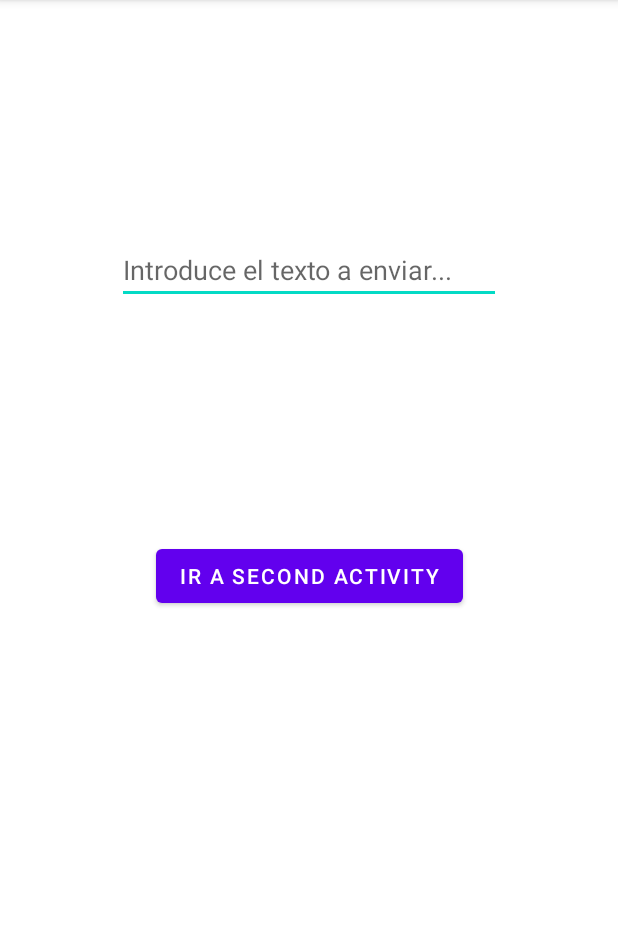
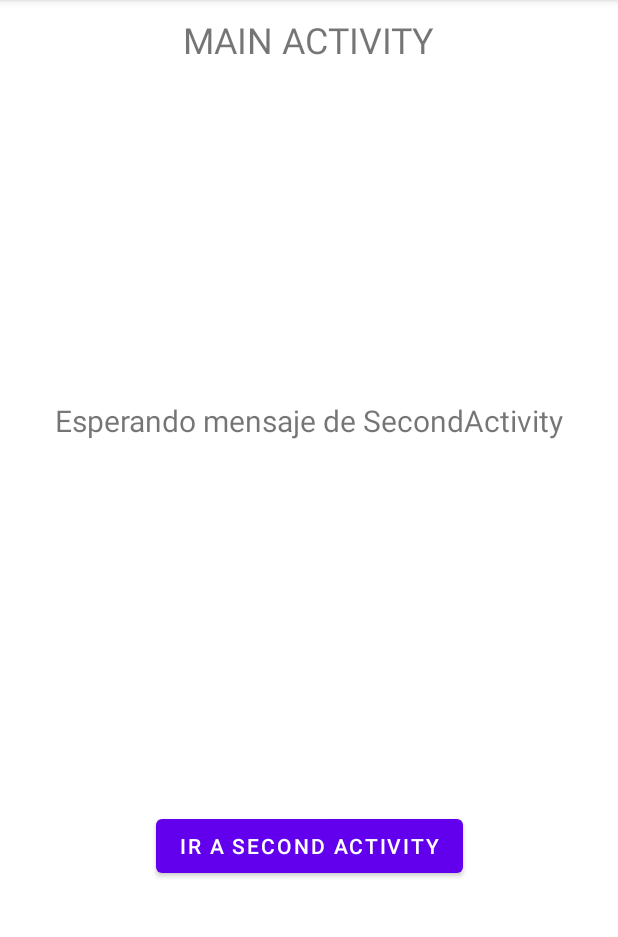
Before and after one commit to jotayc/TeoriaPMDM-22-23, an Android app: the screen it shows after launch (MainActivity), on a phone screen of 412 x 824 dp, the part 84-1021 px from its top. Run offline under Robolectric (Android 15) with nearby library versions, the phone set to English and light mode, and no system bars.

Commit message:
Finalizada explicación ActivityForResult

```diff
--- a/app/src/main/java/com/example/explicacionespmdm/MainActivity.java
+++ b/app/src/main/java/com/example/explicacionespmdm/MainActivity.java
@@ -1,5 +1,6 @@
 package com.example.explicacionespmdm;
 
+import androidx.annotation.Nullable;
 import androidx.appcompat.app.AppCompatActivity;
 
 import android.content.Intent;
@@ -8,6 +9,8 @@ import android.view.View;
 import android.widget.Button;
 import android.widget.EditText;
 import android.widget.TextView;
+
+import org.w3c.dom.Text;
 
 /**
  * Actividad Modificación de comunicación entre actividades B hacia A
@@ -20,16 +23,18 @@ import android.widget.TextView;
  */
 public class MainActivity extends AppCompatActivity {
 
-    EditText edTxtMain;
+    TextView txtVwMsg;
     Button btnMain;
 
+    //Todo 1.2 el número es indiferente pero no debe repetirse para otros request code
+    public static int RQ_SECOND_ACT = 0;
 
     @Override
     protected void onCreate(Bundle savedInstanceState) {
         super.onCreate(savedInstanceState);
         setContentView(R.layout.activity_main);
 
-        edTxtMain = (EditText) findViewById(R.id.edtxt_main);
+        txtVwMsg = (TextView) findViewById(R.id.txtVw_main);
         btnMain = (Button) findViewById(R.id.btn_main);
 
         btnMain.setOnClickListener(new View.OnClickListener() {
@@ -37,14 +42,40 @@ public class MainActivity extends AppCompatActivity {
             public void onClick(View view) {
                 Intent i = new Intent(MainActivity.this,SecondActivity.class);
 
-                String msg = edTxtMain.getText().toString();
-                if(msg != null && msg != "")
-                    i.putExtra("INFO", msg);
+                //Todo 1. Llamamos la variante del método que lanza la actividad que indica que esta
+                //Todo -> esta esperará un resultado.
 
-                startActivity(i);
+                // Todo 1.1 El segundo parametro "Request Code" se encargará de identificar de qué actividad
+                // Todo -> está recibiendo el mensaje.
+
+                startActivityForResult(i,RQ_SECOND_ACT);
             }
         });
 
 
     }
+
+    //Todo 3.1 Sobrecargamos el método onActivityResult
+    /**
+     * Método que recibe información de una actividad lanzada posteriormente
+     * @param requestCode Codigo que identifica qué actividad envía el mensaje.
+     * @param resultCode Código que identifica si el mensaje que ha recibido es correcto o no.
+     * @param data Contiene el mensaje.
+     */
+    @Override
+    protected void onActivityResult(int requestCode, int resultCode, @Nullable Intent data) {
+        super.onActivityResult(requestCode, resultCode, data);
+
+        //Todo 3.2 Usamos RQ_SECOND_ACT para saber si el mensaje proviene de la segunda actividad
+        if(requestCode == RQ_SECOND_ACT){
+            //Todo 3.3 Usamos RESULT_OK para saber si el mensaje que llega es el correcto.
+            if(resultCode==RESULT_OK){
+                //Todo 3.4 Extraemos la información del intent y lo usamos
+                String msg = data.getStringExtra("result");
+                txtVwMsg.setText(msg);
+            }
+
+        }
+
+    }
 }
--- a/app/src/main/res/layout/activity_main.xml
+++ b/app/src/main/res/layout/activity_main.xml
@@ -14,18 +14,31 @@
         app:layout_constraintBottom_toBottomOf="parent"
         app:layout_constraintEnd_toEndOf="parent"
         app:layout_constraintStart_toStartOf="parent"
-        app:layout_constraintTop_toTopOf="parent" />
+        app:layout_constraintTop_toTopOf="parent"
+        app:layout_constraintVertical_bias="0.75" />
 
-    <EditText
-        android:id="@+id/edtxt_main"
-        android:layout_width="256dp"
-        android:layout_height="45dp"
-        android:ems="10"
-        android:hint="Introduce el texto a enviar..."
-        android:inputType="textPersonName"
+    <TextView
+        android:id="@+id/txtVw_main"
+        android:layout_width="wrap_content"
+        android:layout_height="wrap_content"
+        android:text="Esperando mensaje de SecondActivity"
+        android:textSize="20sp"
         app:layout_constraintBottom_toTopOf="@+id/btn_main"
         app:layout_constraintEnd_toEndOf="parent"
         app:layout_constraintStart_toStartOf="parent"
-        app:layout_constraintTop_toTopOf="parent" />
+        app:layout_constraintTop_toTopOf="parent"
+        app:layout_constraintVertical_bias="0.52" />
+
+    <TextView
+        android:id="@+id/txtVw_main_tit"
+        android:layout_width="wrap_content"
+        android:layout_height="wrap_content"
+        android:text="MAIN ACTIVITY"
+        android:textSize="24sp"
+        app:layout_constraintBottom_toTopOf="@+id/btn_main"
+        app:layout_constraintEnd_toEndOf="parent"
+        app:layout_constraintStart_toStartOf="parent"
+        app:layout_constraintTop_toTopOf="parent"
+        app:layout_constraintVertical_bias="0.01999998" />
 
 </androidx.constraintlayout.widget.ConstraintLayout>
```
Also changed, not shown: app/src/main/java/com/example/explicacionespmdm/SecondActivity.java (+22 -5 lines), app/src/main/res/layout/activity_second.xml (+5 -3 lines).
